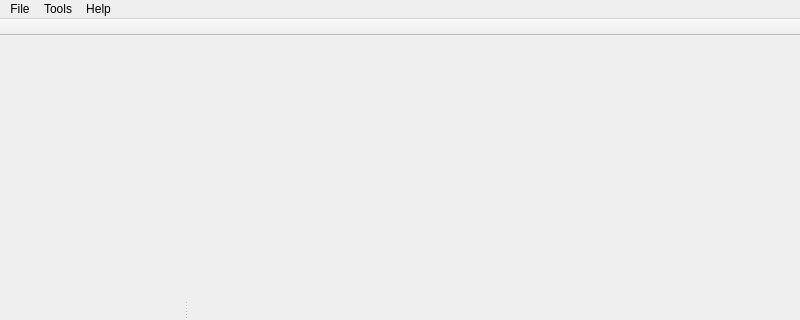
The window that view/mainwindow.ui (zpp0/wsnsim-preprocessor) describes before a commit, drawn with Qt 5; both pictures show x 0 to 800 and y 0 to 320 of the 800 by 600 pixel window.
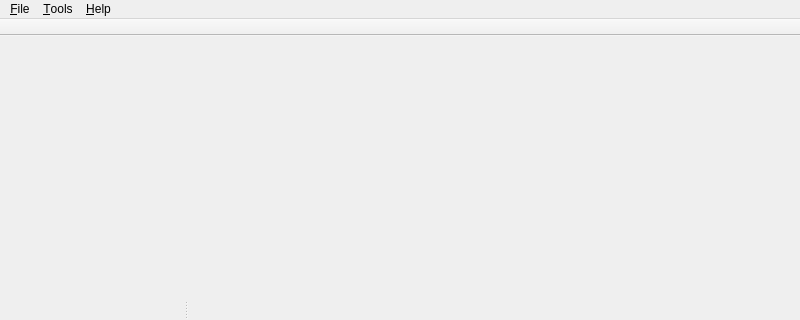
The same window after the commit. Icons and pictures are not drawn.

Commit message: renaming some actions in mainwindow's menu

The edit to the form file:
```diff
--- a/view/mainwindow.ui
+++ b/view/mainwindow.ui
@@ -75,7 +75,7 @@
    </property>
    <widget class="QMenu" name="menuFile">
     <property name="title">
-     <string>File</string>
+     <string>&amp;File</string>
     </property>
     <addaction name="actionNew"/>
     <addaction name="actionOpen"/>
@@ -90,7 +90,7 @@
    </widget>
    <widget class="QMenu" name="menuHelp">
     <property name="title">
-     <string>Help</string>
+     <string>&amp;Help</string>
     </property>
     <addaction name="actionHelp"/>
     <addaction name="separator"/>
@@ -99,7 +99,7 @@
    </widget>
    <widget class="QMenu" name="menuModules">
     <property name="title">
-     <string>Tools</string>
+     <string>&amp;Tools</string>
     </property>
     <addaction name="actionSettings"/>
     <addaction name="separator"/>
```
Left out of the diff: 16 changed lines with no effect on the pictures.
